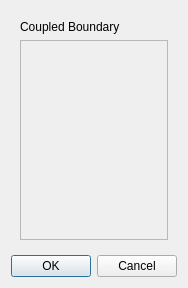
Old version of the form view/setup/boundary_conditions/cyclic_dialog.ui in the repository nextfoam/baram.
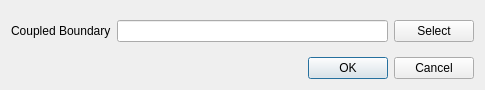
New version of the form.

Commit message: Link Operating Conditions dialog to CoreDB issue 12: Add Inviscid Model Apply regions to Boundary Conditions Page Link Boundary Conditions menu to CoreDB

Patch:
```diff
--- a/view/setup/boundary_conditions/cyclic_dialog.ui
+++ b/view/setup/boundary_conditions/cyclic_dialog.ui
@@ -6,8 +6,8 @@
    <rect>
     <x>0</x>
     <y>0</y>
-    <width>174</width>
-    <height>288</height>
+    <width>485</width>
+    <height>90</height>
    </rect>
   </property>
   <property name="windowTitle">
@@ -16,7 +16,13 @@
   <layout class="QVBoxLayout" name="verticalLayout_2">
    <item>
     <widget class="QWidget" name="dialogContents" native="true">
-     <layout class="QVBoxLayout" name="verticalLayout">
+     <layout class="QHBoxLayout" name="horizontalLayout">
+      <property name="leftMargin">
+       <number>0</number>
+      </property>
+      <property name="rightMargin">
+       <number>0</number>
+      </property>
       <item>
        <widget class="QLabel" name="label_2">
         <property name="text">
@@ -25,41 +31,13 @@
        </widget>
       </item>
       <item>
-       <widget class="QScrollArea" name="scrollArea">
-        <property name="sizePolicy">
-         <sizepolicy hsizetype="Expanding" vsizetype="MinimumExpanding">
-          <horstretch>0</horstretch>
-          <verstretch>0</verstretch>
-         </sizepolicy>
+       <widget class="QLineEdit" name="coupledBoundary"/>
+      </item>
+      <item>
+       <widget class="QPushButton" name="select">
+        <property name="text">
+         <string>Select</string>
         </property>
-        <property name="minimumSize">
-         <size>
-          <width>0</width>
-          <height>200</height>
-         </size>
-        </property>
-        <property name="horizontalScrollBarPolicy">
-         <enum>Qt::ScrollBarAlwaysOff</enum>
-        </property>
-        <property name="sizeAdjustPolicy">
-         <enum>QAbstractScrollArea::AdjustIgnored</enum>
-        </property>
-        <property name="widgetResizable">
-         <bool>true</bool>
-        </property>
-        <property name="alignment">
-         <set>Qt::AlignLeading|Qt::AlignLeft|Qt::AlignTop</set>
-        </property>
-        <widget class="QWidget" name="boundaryList">
-         <property name="geometry">
-          <rect>
-           <x>0</x>
-           <y>0</y>
-           <width>136</width>
-           <height>198</height>
-          </rect>
-         </property>
-        </widget>
        </widget>
       </item>
      </layout>
```
The commit also changes 63 other files.
